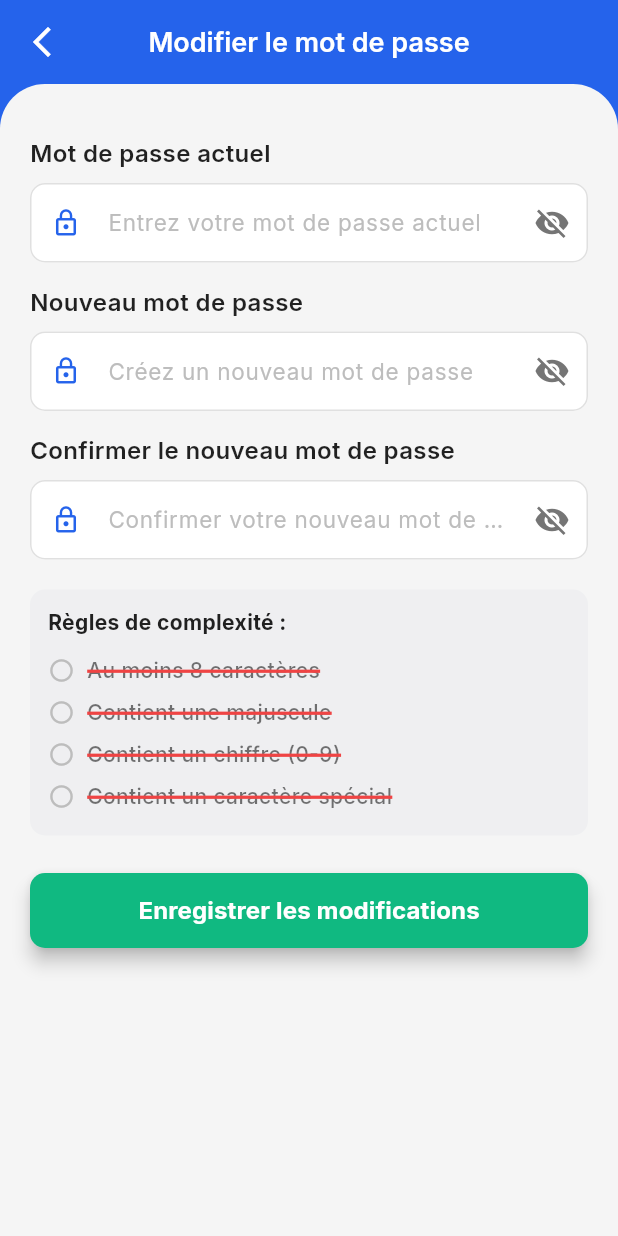
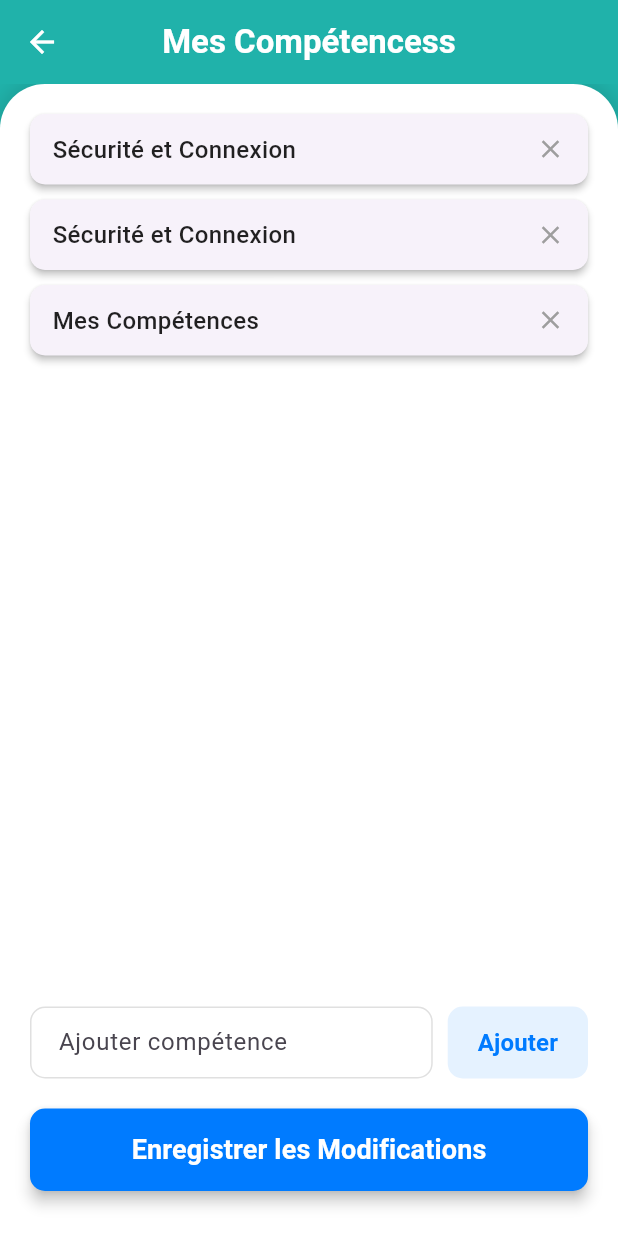
Before and after one commit to Tji-Teliman/tji_teliman_mobile, a Flutter app: the screen it shows after launch, on a phone screen of 412 x 824 dp. Run offline on Flutter 3.47's test engine with Material 3 defaults, Android fonts, the light colour scheme and no system bars; our stand-ins replace google_fonts, google_maps_flutter.

Commit message:
feat: ajout de la page competence dans le  parametre

```diff
--- a/lib/main.dart
+++ b/lib/main.dart
@@ -1,6 +1,7 @@
 import 'package:flutter/material.dart';
 import 'package:intl/date_symbol_data_local.dart';
 import 'package:tji_teliman_mobile/screens/screens_jeunes/centre_aide.dart';
+import 'package:tji_teliman_mobile/screens/screens_jeunes/competences_parametre.dart';
 import 'package:tji_teliman_mobile/screens/screens_jeunes/conditions_generales.dart';
 import 'package:tji_teliman_mobile/screens/screens_jeunes/contacter_nous.dart';
 import 'package:tji_teliman_mobile/screens/screens_jeunes/faq_compte_profil.dart';
@@ -47,7 +48,7 @@ class MyApp extends StatelessWidget {
         useMaterial3: true,
       ),
       // L'écran de démarrage est défini ici
-      home: const ParametreChangeMdp(),
+      home: const CompetencesParametre(),
       debugShowCheckedModeBanner: false,
     );
   }
--- /dev/null
+++ b/lib/screens/screens_jeunes/competences_parametre.dart
@@ -0,0 +1,273 @@
+import 'package:flutter/material.dart';
+
+
+class CompetencesParametre extends StatelessWidget {
+  const CompetencesParametre({super.key});
+
+  @override
+  Widget build(BuildContext context) {
+    return MaterialApp(
+      title: 'Tji Teliman - Compétences',
+      theme: ThemeData(
+        primarySwatch: Colors.blue,
+        visualDensity: VisualDensity.adaptivePlatformDensity,
+        useMaterial3: true,
+      ),
+      // L'écran de gestion des compétences est défini ici
+      home: const MySkillsScreen(),
+      debugShowCheckedModeBanner: false,
+    );
+  }
+}
+// --- END MAIN APP STRUCTURE ---
+
+
+// --- MY SKILLS SCREEN IMPLEMENTATION ---
+
+// Écran principal (Stateful pour gérer la liste des compétences)
+class MySkillsScreen extends StatefulWidget {
+  const MySkillsScreen({super.key});
+
+  @override
+  State<MySkillsScreen> createState() => _MySkillsScreenState();
+}
+
+class _MySkillsScreenState extends State<MySkillsScreen> {
+  // Liste initiale des compétences
+  final List<String> _skills = [
+    'Sécurité et Connexion',
+    'Sécurité et Connexion', // Dupliqué dans l'image originale
+    'Mes Compétences',
+  ];
+
+  final TextEditingController _skillController = TextEditingController();
+
+  // Couleur de l'AppBar et du fond (couleur bleu-vert similaire à customTeal)
+  final Color _primaryTeal = const Color(0xFF20B2AA);
+  // Couleur du bouton Enregistrer (Bleu vif)
+  final Color _primaryBlue = const Color(0xFF007BFF);
+
+  // Fonction pour ajouter une compétence
+  void _addSkill() {
+    final newSkill = _skillController.text.trim();
+    if (newSkill.isNotEmpty) {
+      setState(() {
+        _skills.add(newSkill);
+        _skillController.clear(); // Efface le champ de saisie
+      });
+    }
+  }
+
+  // Fonction pour supprimer une compétence
+  void _removeSkill(int index) {
+    setState(() {
+      _skills.removeAt(index);
+    });
+  }
+
+  // Fonction pour enregistrer les modifications (simulation)
+  void _saveChanges() {
+    // Dans une vraie application, ceci enverrait _skills à l'API/base de données
+    String savedSkills = _skills.join(', ');
+    ScaffoldMessenger.of(context).showSnackBar(
+      SnackBar(
+        content: Text('Modifications enregistrées : $savedSkills (Simulation)'),
+        backgroundColor: Colors.green,
+      ),
+    );
+  }
+
+  @override
+  void dispose() {
+    _skillController.dispose();
+    super.dispose();
+  }
+
+  @override
+  Widget build(BuildContext context) {
+    return Scaffold(
+      backgroundColor: _primaryTeal,
+      appBar: AppBar(
+        backgroundColor: _primaryTeal,
+        elevation: 0,
+        leading: IconButton(
+          icon: const Icon(Icons.arrow_back, color: Colors.white),
+          onPressed: () {
+            // Logique de retour
+          },
+        ),
+        title: const Text(
+          'Mes Compétencess', // "Compétencess" est l'orthographe de l'image
+          style: TextStyle(color: Colors.white, fontWeight: FontWeight.w600),
+        ),
+        centerTitle: true,
+      ),
+      body: Column(
+        children: <Widget>[
+          // Le conteneur blanc principal avec les coins supérieurs arrondis
+          Expanded(
+            child: Container(
+              width: double.infinity,
+              decoration: const BoxDecoration(
+                color: Colors.white,
+                borderRadius: BorderRadius.vertical(top: Radius.circular(30.0)),
+                boxShadow: [
+                  BoxShadow(
+                    color: Colors.black12,
+                    blurRadius: 10.0,
+                    spreadRadius: 2.0,
+                  ),
+                ],
+              ),
+              child: Padding(
+                padding: const EdgeInsets.all(20.0),
+                child: Column(
+                  children: [
+                    // --- Liste des Compétences Actuelles ---
+                    Expanded(
+                      child: ListView.builder(
+                        itemCount: _skills.length,
+                        itemBuilder: (context, index) {
+                          return SkillChip(
+                            skillName: _skills[index],
+                            onDelete: () => _removeSkill(index),
+                          );
+                        },
+                      ),
+                    ),
+
+                    // --- Ajout de Compétence ---
+                    Padding(
+                      padding: const EdgeInsets.only(top: 10.0, bottom: 20.0),
+                      child: Row(
+                        children: [
+                          // *** TEXTFIELD (Champ de saisie) ***
+                          Expanded(
+                            child: TextField(
+                              controller: _skillController,
+                              decoration: InputDecoration(
+                                hintText: 'Ajouter compétence',
+                                contentPadding: const EdgeInsets.symmetric(horizontal: 15, vertical: 0),
+                                border: OutlineInputBorder(
+                                  borderRadius: BorderRadius.circular(10.0),
+                                  borderSide: BorderSide(color: Colors.grey.shade400),
+                                ),
+                                enabledBorder: OutlineInputBorder(
+                                  borderRadius: BorderRadius.circular(10.0),
+                                  borderSide: BorderSide(color: Colors.grey.shade300),
+                                ),
+                                focusedBorder: OutlineInputBorder(
+                                  borderRadius: BorderRadius.circular(10.0),
+                                  borderSide: BorderSide(color: _primaryBlue, width: 2.0),
+                                ),
+                              ),
+                            ),
+                          ),
+                          const SizedBox(width: 10), // Espace entre le champ et le bouton
+                          // *** BOUTON AJOUTER (à droite du TextField) ***
+                          SizedBox(
+                            height: 48, // Ajustement de la hauteur pour correspondre au champ
+                            child: ElevatedButton(
+                              onPressed: _addSkill, // <-- C'est cette fonction qui ajoute la compétence
+                              style: ElevatedButton.styleFrom(
+                                backgroundColor: _primaryBlue.withOpacity(0.1), // Bleu très clair
+                                shape: RoundedRectangleBorder(
+                                  borderRadius: BorderRadius.circular(10.0),
+                                ),
+                                elevation: 0,
+                                padding: const EdgeInsets.symmetric(horizontal: 20),
+                              ),
+                              child: Text(
+                                'Ajouter',
+                                style: TextStyle(color: _primaryBlue, fontSize: 16, fontWeight: FontWeight.bold),
+                              ),
+                            ),
+                          ),
+                        ],
+                      ),
+                    ),
+
+                    // --- Bouton Enregistrer les Modifications ---
+                    SizedBox(
+                      width: double.infinity,
+                      height: 55,
+                      child: ElevatedButton(
+                        onPressed: _saveChanges,
+                        style: ElevatedButton.styleFrom(
+                          backgroundColor: _primaryBlue,
+                          shape: RoundedRectangleBorder(
+                            borderRadius: BorderRadius.circular(10.0),
+                          ),
+                          elevation: 4,
+                        ),
+                        child: const Text(
+                          'Enregistrer les Modifications',
+                          style: TextStyle(
+                            color: Colors.white,
+                            fontSize: 18,
+                            fontWeight: FontWeight.bold,
+                          ),
+                        ),
+                      ),
+                    ),
+                    const SizedBox(height: 10),
+                  ],
+                ),
+              ),
+            ),
+          ),
+        ],
+      ),
+    );
+  }
+}
+
+// Composant pour afficher une compétence dans la liste (SkillChip)
+class SkillChip extends StatelessWidget {
+  final String skillName;
+  final VoidCallback onDelete;
+
+  const SkillChip({
+    super.key,
+    required this.skillName,
+    required this.onDelete,
+  });
+
+  @override
+  Widget build(BuildContext context) {
+    return Padding(
+      padding: const EdgeInsets.only(bottom: 10.0),
+      child: Card(
+        margin: EdgeInsets.zero,
+        elevation: 2,
+        shape: RoundedRectangleBorder(
+          borderRadius: BorderRadius.circular(10),
+        ),
+        child: Padding(
+          padding: const EdgeInsets.symmetric(horizontal: 15, vertical: 12),
+          child: Row(
+            mainAxisAlignment: MainAxisAlignment.spaceBetween,
+            children: [
+              Text(
+                skillName,
+                style: const TextStyle(
+                  fontSize: 16,
+                  fontWeight: FontWeight.w500,
+                  color: Colors.black87,
+                ),
+              ),
+              GestureDetector(
+                onTap: onDelete,
+                child: const Icon(
+                  Icons.close, // L'icône "x" est simulée par Icons.close
+                  size: 20,
+                  color: Colors.grey,
+                ),
+              ),
+            ],
+          ),
+        ),
+      ),
+    );
+  }
+}
```
Also changed, not shown: lib/screens/screens_jeunes/securite_parametre.dart (added).
